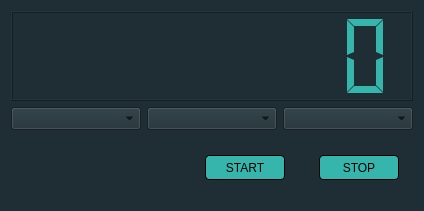
Qt form src/ui/TimeLogger.ui (CanMatthewCode/ArchitectsLog) before a commit.
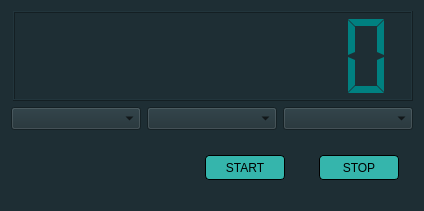
The same form after that commit. Custom widgets are drawn as their Qt base class.

Commit message: add ViewTimeEntries.ui/.py files and visually modify MainWindow and TimeLogger ui’s

What changed in the file:
```diff
--- a/src/ui/TimeLogger.ui
+++ b/src/ui/TimeLogger.ui
@@ -19,8 +19,8 @@
 }</string>
   </property>
   <layout class="QVBoxLayout" name="verticalLayout">
-   <item>
-    <widget class="QLCDNumber" name="timer">
+   <item alignment="Qt::AlignmentFlag::AlignRight|Qt::AlignmentFlag::AlignVCenter">
+    <widget class="TimerDisplay" name="timer">
      <property name="minimumSize">
       <size>
        <width>400</width>
@@ -29,7 +29,7 @@
      </property>
      <property name="styleSheet">
       <string notr="true">QLCDNumber{
-	color: #35B5AC;
+	color: #008080;
 }</string>
      </property>
      <property name="frameShape">
@@ -160,6 +160,13 @@
    </item>
   </layout>
  </widget>
+ <customwidgets>
+  <customwidget>
+   <class>TimerDisplay</class>
+   <extends>QLCDNumber</extends>
+   <header>architectsLog_PySide</header>
+  </customwidget>
+ </customwidgets>
  <resources/>
  <connections/>
 </ui>
```
Left out of the diff: 4 changed lines with no effect on the pictures. The commit also changes 5 other files.
